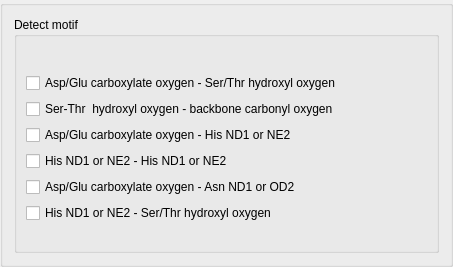
Qt form ui/motif_detection.ui (maltesie/bridge2) before a commit.
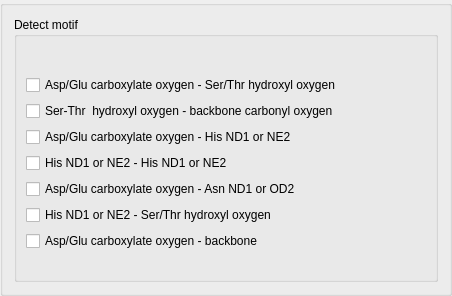
The same form after that commit.

The edit to the form file:
```diff
--- a/ui/motif_detection.ui
+++ b/ui/motif_detection.ui
@@ -6,8 +6,8 @@
    <rect>
     <x>0</x>
     <y>0</y>
-    <width>453</width>
-    <height>267</height>
+    <width>452</width>
+    <height>296</height>
    </rect>
   </property>
   <property name="sizePolicy">
@@ -73,6 +73,13 @@
           </property>
          </widget>
         </item>
+        <item>
+         <widget class="QCheckBox" name="checkBox_asp_backbone">
+          <property name="text">
+           <string>Asp/Glu carboxylate oxygen - backbone</string>
+          </property>
+         </widget>
+        </item>
        </layout>
       </item>
      </layout>
```
